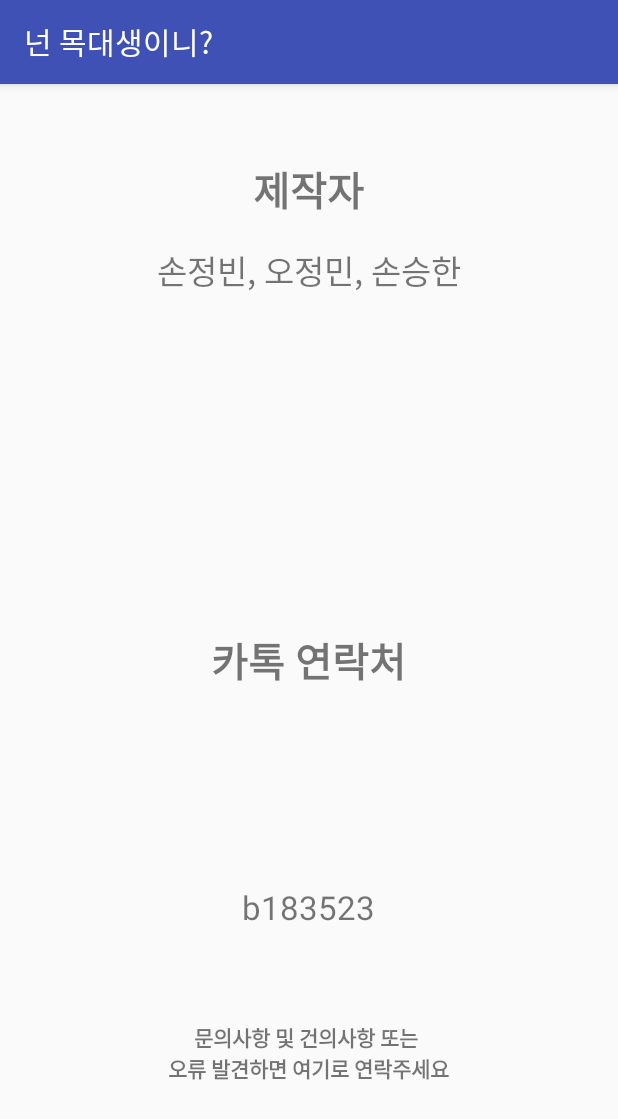
After one commit to hanaset/MNU_APP, an Android app: the QAinfoActivity screen opened directly, with no data from a screen before it, on a phone screen of 412 x 824 dp. The commit adds this screen. Shown: the top 1119 px of the screen. Run offline under Robolectric (Android 15) with nearby library versions, the phone set to English and light mode, and no system bars.

Commit message:
건의사항 액티비티 생성

```diff
--- a/MNU/app/src/main/AndroidManifest.xml
+++ b/MNU/app/src/main/AndroidManifest.xml
@@ -22,6 +22,7 @@
         <activity android:name=".BookMainActivity"></activity>
         <activity android:name=".IntranetActivity"></activity>
         <activity android:name=".BookInfoActivity"></activity>
+        <activity android:name=".QAinfoActivity"></activity>
     </application>
 
 </manifest>
--- a/MNU/app/src/main/java/com/example/jeongbin/mnu/MainActivity.java
+++ b/MNU/app/src/main/java/com/example/jeongbin/mnu/MainActivity.java
@@ -8,7 +8,7 @@ import android.widget.ImageButton;
 
 public class MainActivity extends AppCompatActivity {
 
-    ImageButton lunch_btn, weather_btn, bus_btn, book_btn,intranet_btn;
+    ImageButton lunch_btn, weather_btn, bus_btn, book_btn,intranet_btn,qa_btn;
 
     @Override
     protected void onCreate(Bundle savedInstanceState) {
@@ -21,6 +21,7 @@ public class MainActivity extends AppCompatActivity {
         bus_btn = (ImageButton)findViewById(R.id.M_bus_btn);
         book_btn = (ImageButton)findViewById(R.id.M_book_btn);
         intranet_btn = (ImageButton)findViewById(R.id.M_intranet_btn);
+        qa_btn = (ImageButton)findViewById(R.id.M_QA_Btn);
 
 
         lunch_btn.setOnClickListener(new View.OnClickListener() {
@@ -56,5 +57,13 @@ public class MainActivity extends AppCompatActivity {
             }
         });
 
+        qa_btn.setOnClickListener(new View.OnClickListener() {
+            @Override
+            public void onClick(View v) {
+                Intent intent = new Intent(MainActivity.this, QAinfoActivity.class);
+                startActivity(intent);
+            }
+        });
+
     }
 }
--- /dev/null
+++ b/MNU/app/src/main/java/com/example/jeongbin/mnu/QAinfoActivity.java
@@ -0,0 +1,17 @@
+package com.example.jeongbin.mnu;
+
+import android.os.Bundle;
+import android.support.annotation.Nullable;
+import android.support.v7.app.AppCompatActivity;
+
+/**
+ * Created by JeongBin on 2016-11-19.
+ */
+
+public class QAinfoActivity extends AppCompatActivity {
+    @Override
+    protected void onCreate(@Nullable Bundle savedInstanceState) {
+        super.onCreate(savedInstanceState);
+        setContentView(R.layout.activity_qa);
+    }
+}
--- a/MNU/app/src/main/res/layout/activity_main.xml
+++ b/MNU/app/src/main/res/layout/activity_main.xml
@@ -73,10 +73,12 @@
         <ImageButton
             android:layout_width="110dp"
             android:layout_height="110dp"
-            app:srcCompat="@mipmap/ic_launcher"
-            android:id="@+id/imageButton"
+            app:srcCompat="@drawable/icon10"
+            android:id="@+id/M_QA_Btn"
             android:layout_margin="5dp"
-            android:layout_weight="1" />
+            android:layout_weight="1"
+            android:background="@android:color/background_light"
+            android:scaleType="fitCenter" />
     </LinearLayout>
 
 </LinearLayout>
--- /dev/null
+++ b/MNU/app/src/main/res/layout/activity_qa.xml
@@ -0,0 +1,58 @@
+<?xml version="1.0" encoding="utf-8"?>
+<RelativeLayout xmlns:android="http://schemas.android.com/apk/res/android"
+    android:orientation="vertical" android:layout_width="match_parent"
+    android:layout_height="match_parent">
+
+    <TextView
+        android:text="제작자"
+        android:layout_width="wrap_content"
+        android:layout_height="wrap_content"
+        android:layout_alignParentTop="true"
+        android:layout_centerHorizontal="true"
+        android:layout_marginTop="50dp"
+        android:id="@+id/QA_maker_text"
+        android:textSize="12pt"
+        android:textStyle="normal|bold"
+        android:textAlignment="center" />
+
+    <TextView
+        android:text="손정빈, 오정민, 손승한"
+        android:layout_width="wrap_content"
+        android:layout_height="wrap_content"
+        android:layout_below="@+id/QA_maker_text"
+        android:layout_centerHorizontal="true"
+        android:layout_marginTop="17dp"
+        android:id="@+id/QA_maker"
+        android:textSize="10pt" />
+
+    <TextView
+        android:text="문의사항 및 건의사항 또는 \n오류 발견하면 여기로 연락주세요"
+        android:layout_width="wrap_content"
+        android:layout_height="wrap_content"
+        android:id="@+id/QA_text"
+        android:textAlignment="center"
+        android:textStyle="normal|bold"
+        android:layout_alignParentBottom="true"
+        android:layout_centerHorizontal="true"
+        android:layout_marginBottom="101dp" />
+
+    <TextView
+        android:text="b183523"
+        android:layout_width="wrap_content"
+        android:layout_height="wrap_content"
+        android:id="@+id/QA_katalk"
+        android:textSize="10pt"
+        android:layout_above="@+id/QA_text"
+        android:layout_centerHorizontal="true"
+        android:layout_marginBottom="62dp" />
+
+    <TextView
+        android:text="카톡 연락처"
+        android:layout_width="wrap_content"
+        android:layout_height="wrap_content"
+        android:id="@+id/QA_katalk_text"
+        android:textSize="12pt"
+        android:textStyle="normal|bold"
+        android:layout_centerVertical="true"
+        android:layout_centerHorizontal="true" />
+</RelativeLayout>
```
Also changed, not shown: MNU/app/src/main/res/drawable/icon10.png (added), 2 other files.
